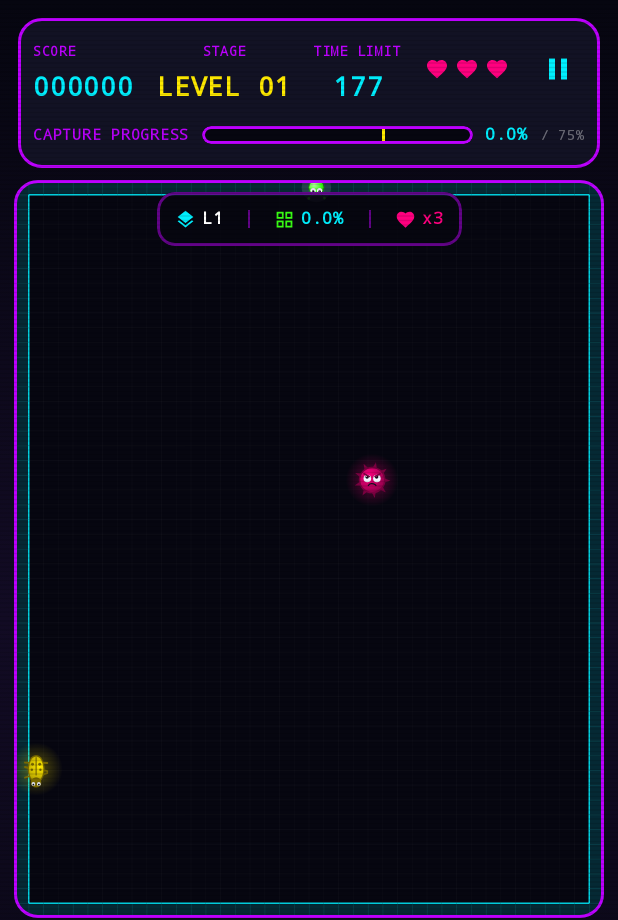
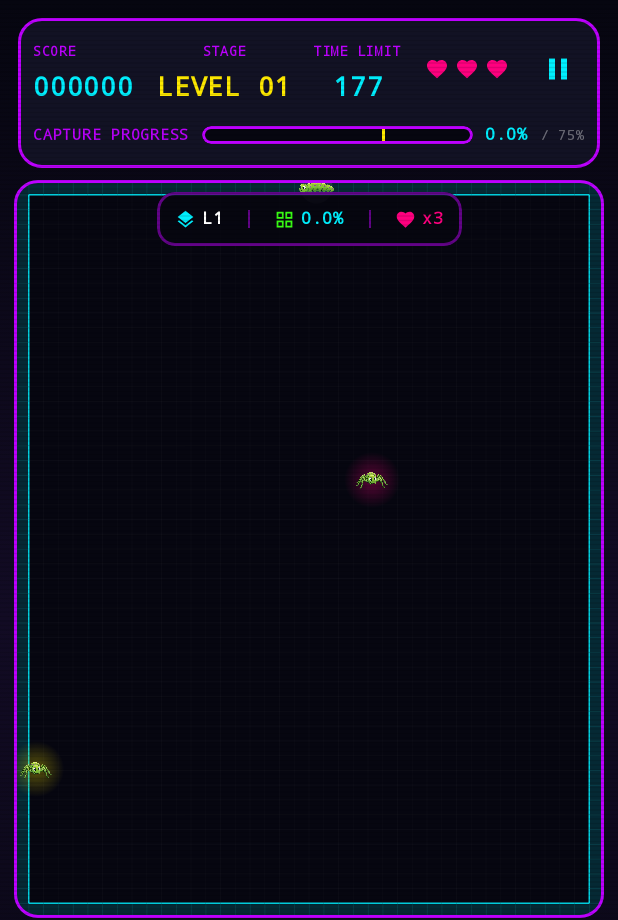
Before and after one commit to yanidv-lab/TerraFill, an Android app built with Jetpack Compose: the screen it shows after launch (MainActivity), after a tap on an icon or button, on a phone screen of 412 x 824 dp. Shown: the top 920 px of the screen. Run offline under Robolectric (Android 15) with nearby library versions, the phone set to English and light mode, and no system bars.

Commit message:
Use real character art: caterpillar player and spider enemy sprites
Replace the code-drawn characters with the user-provided cartoon art.

- Add transparent PNG sprites in res/drawable-nodpi (sprite_caterpillar,
  sprite_spider), background-removed from the source images via GrabCut
  segmentation and cropped to a tight alpha bounds.
- GameScreen: load the sprites with imageResource and draw them on the
  playfield via a new drawSprite() helper that scales to the cell size,
  preserves aspect, and rotates/mirrors. The caterpillar faces its travel
  direction (mirror for right, rotate for vertical); the spider is drawn
  upright with a soft colored glow and a gentle bob. Enemies of both types
  use the spider sprite for now.
- Remove GameSprites.kt (the code-drawn characters are no longer used) and
  the now-orphaned imports.

Delivers the Xonix-style look with recognizable characters instead of shapes.

Co-Authored-By: Claude Opus 4.8 <noreply@anthropic.com>
Claude-Session: https://claude.ai/code/session_0195eMAQJijxPPk8McQxVU27

```diff
--- a/app/src/main/java/com/example/ui/screens/GameScreen.kt
+++ b/app/src/main/java/com/example/ui/screens/GameScreen.kt
@@ -22,25 +22,76 @@ import androidx.compose.ui.geometry.lerp as lerpOffset
 import androidx.compose.ui.graphics.Brush
 import androidx.compose.ui.graphics.Color
 import androidx.compose.ui.graphics.Path
+import androidx.compose.ui.graphics.FilterQuality
+import androidx.compose.ui.graphics.ImageBitmap
 import androidx.compose.ui.graphics.StrokeCap
 import androidx.compose.ui.graphics.StrokeJoin
+import androidx.compose.ui.graphics.drawscope.DrawScope
 import androidx.compose.ui.graphics.drawscope.Stroke
 import androidx.compose.ui.graphics.drawscope.translate
+import androidx.compose.ui.graphics.drawscope.withTransform
 import androidx.compose.ui.input.pointer.pointerInput
 import androidx.compose.ui.platform.testTag
+import androidx.compose.ui.res.imageResource
 import androidx.compose.ui.text.font.FontFamily
 import androidx.compose.ui.text.font.FontWeight
 import androidx.compose.ui.text.style.TextAlign
+import androidx.compose.ui.unit.IntOffset
+import androidx.compose.ui.unit.IntSize
 import androidx.compose.ui.unit.dp
 import androidx.compose.ui.unit.sp
+import com.example.R
 import com.example.engine.*
 import com.example.ui.GameUiState
 import com.example.ui.theme.*
 import kotlin.math.abs
-import kotlin.math.atan2
 import kotlin.math.cos
 import kotlin.math.min
+import kotlin.math.roundToInt
 import kotlin.math.sin
+
+/** How many grid cells long the player caterpillar sprite is drawn (visual only; hitbox stays small). */
+private const val PLAYER_SPRITE_CELLS = 2.4f
+
+/** How many grid cells wide the enemy spider sprite is drawn. */
+private const val ENEMY_SPRITE_CELLS = 2.2f
+
+/**
+ * Draws an [image] centered at [center], scaled so its longer side spans [targetLongSide]
+ * pixels (aspect preserved), optionally rotated and/or horizontally mirrored.
+ */
+private fun DrawScope.drawSprite(
+    image: ImageBitmap,
+    center: Offset,
+    targetLongSide: Float,
+    rotationDeg: Float,
+    flipX: Boolean
+) {
+    val aspect = image.width.toFloat() / image.height.toFloat()
+    val dw: Float
+    val dh: Float
+    if (aspect >= 1f) {
+        dw = targetLongSide; dh = targetLongSide / aspect
+    } else {
+        dw = targetLongSide * aspect; dh = targetLongSide
+    }
+    withTransform({
+        rotate(rotationDeg, center)
+        if (flipX) scale(-1f, 1f, center)
+    }) {
+        drawImage(
+            image = image,
+            srcOffset = IntOffset.Zero,
+            srcSize = IntSize(image.width, image.height),
+            dstOffset = IntOffset(
+                (center.x - dw / 2f).roundToInt(),
+                (center.y - dh / 2f).roundToInt()
+            ),
+            dstSize = IntSize(dw.roundToInt(), dh.roundToInt()),
+            filterQuality = FilterQuality.High
+        )
+    }
+}
 
 /**
  * Interactive Playfield Screen for TerraFill.
@@ -402,6 +453,10 @@ fun Playfield(
         }
     }
 
+    // Character sprites (transparent PNGs in res/drawable-nodpi). Loaded once and reused.
+    val caterpillarSprite = ImageBitmap.imageResource(R.drawable.sprite_caterpillar)
+    val spiderSprite = ImageBitmap.imageResource(R.drawable.sprite_spider)
+
     Box(
         modifier = Modifier
             .fillMaxSize()
@@ -556,80 +611,65 @@ fun Playfield(
                     drawPath(trailPath, Color.White, alpha = 0.85f, style = stroke(cellMin * 0.15f))
                 }
 
-                // ---------- 5. Enemies (hand-drawn characters, see GameSprites.kt) ----------
+                // ---------- 5. Enemies: the spider sprite (drawn upright, gentle bob) ----------
                 for (enemy in state.enemies) {
                     val center = Offset(
                         ((enemy.x + 0.5) * cellW).toFloat(),
                         ((enemy.y + 0.5) * cellH).toFloat()
                     )
-                    if (enemy.type == "Bouncer") {
-                        drawSpikyBouncer(
+                    // A soft menacing glow so enemies pop against the dark field
+                    val glow = if (enemy.type == "Bouncer") NeonMagenta else NeonYellow
+                    drawCircle(
+                        brush = Brush.radialGradient(
+                            colors = listOf(glow.copy(alpha = 0.35f), Color.Transparent),
                             center = center,
-                            scale = cellMin,
-                            id = enemy.id,
-                            timeMs = now,
-                            lookAt = headCenter
-                        )
-                    } else {
-                        drawCrawlerBeetle(
-                            center = center,
-                            scale = cellMin,
-                            headingRad = atan2(enemy.vy, enemy.vx).toFloat(),
-                            id = enemy.id,
-                            timeMs = now
-                        )
-                    }
+                            radius = cellMin * 1.9f
+                        ),
+                        radius = cellMin * 1.9f,
+                        center = center
+                    )
+                    val bob = (sin(now / 180.0 + enemy.id) * cellMin * 0.08).toFloat()
+                    drawSprite(
+                        image = spiderSprite,
+                        center = center + Offset(0f, bob),
+                        targetLongSide = cellMin * ENEMY_SPRITE_CELLS,
+                        rotationDeg = 0f,
+                        flipX = false
+                    )
                 }
 
-                // ---------- 6. The player: a caterpillar with a face, antennae and feet ----------
+                // ---------- 6. The player: the caterpillar sprite, facing its direction ----------
                 if (headCenter != null) {
-                    val facing = when (state.playerDirection) {
-                        Direction.UP -> Offset(0f, -1f)
-                        Direction.DOWN -> Offset(0f, 1f)
-                        Direction.LEFT -> Offset(-1f, 0f)
-                        Direction.RIGHT -> Offset(1f, 0f)
-                        Direction.NONE -> if (hist.size >= 2) {
-                            Offset(
-                                (hist[0].first - hist[1].first).toFloat(),
-                                (hist[0].second - hist[1].second).toFloat()
-                            )
-                        } else {
-                            Offset(0f, 1f)
+                    val dir = if (state.playerDirection != Direction.NONE) {
+                        state.playerDirection
+                    } else if (hist.size >= 2) {
+                        // Infer facing from the last step when standing still
+                        when {
+                            hist[0].first < hist[1].first -> Direction.LEFT
+                            hist[0].first > hist[1].first -> Direction.RIGHT
+                            hist[0].second < hist[1].second -> Direction.UP
+                            else -> Direction.DOWN
                         }
-                    }
-                    val facingRad = atan2(facing.y, facing.x)
-
-                    // Soft glow under the whole creature
-                    drawCircle(Color.White, cellMin * 1.0f, headCenter, alpha = 0.12f)
-
-                    // Body segments follow the head along its recent path (tail drawn first,
-                    // so nearer segments overlap farther ones like a real caterpillar)
-                    val segmentCount = 6
-                    for (k in segmentCount downTo 1) {
-                        if (hist.size <= k) continue
-                        val from = hist.getOrNull(k + 1) ?: hist.last()
-                        val to = hist[k]
-                        val segCenter = lerpOffset(cellCenter(from), cellCenter(to), state.moveProgress)
-                        val segDirRad = atan2(
-                            (to.second - from.second).toFloat(),
-                            (to.first - from.first).toFloat()
-                        )
-                        val towardTail = k.toFloat() / (segmentCount + 1)
-                        val segRadius = cellMin * (0.42f - 0.16f * towardTail)
-                        drawCaterpillarSegment(
-                            center = segCenter,
-                            radius = segRadius,
-                            dirRad = segDirRad,
-                            phase = k * 1.9f,
-                            timeMs = now
-                        )
+                    } else {
+                        Direction.LEFT
                     }
 
-                    drawCaterpillarHead(
+                    // The source art faces LEFT. Mirror for RIGHT; rotate for vertical travel.
+                    val (rotationDeg, flipX) = when (dir) {
+                        Direction.LEFT -> 0f to false
+                        Direction.RIGHT -> 0f to true
+                        Direction.UP -> 90f to false
+                        Direction.DOWN -> 270f to false
+                        Direction.NONE -> 0f to false
+                    }
+
+                    drawCircle(Color.White, cellMin * 1.1f, headCenter, alpha = 0.12f) // soft glow
+                    drawSprite(
+                        image = caterpillarSprite,
                         center = headCenter,
-                        radius = cellMin * 0.52f,
-                        facingRad = facingRad,
-                        timeMs = now
+                        targetLongSide = cellMin * PLAYER_SPRITE_CELLS,
+                        rotationDeg = rotationDeg,
+                        flipX = flipX
                     )
                 }
             }
--- a/app/src/main/java/com/example/ui/screens/GameSprites.kt
+++ /dev/null
@@ -1,308 +0,0 @@
-package com.example.ui.screens
-
-import androidx.compose.ui.geometry.Offset
-import androidx.compose.ui.geometry.Size
-import androidx.compose.ui.graphics.Brush
-import androidx.compose.ui.graphics.Color
-import androidx.compose.ui.graphics.Path
-import androidx.compose.ui.graphics.drawscope.DrawScope
-import androidx.compose.ui.graphics.drawscope.Stroke
-import androidx.compose.ui.graphics.drawscope.rotate
-import androidx.compose.ui.graphics.StrokeCap
-import com.example.ui.theme.NeonGreen
-import com.example.ui.theme.NeonMagenta
-import com.example.ui.theme.NeonYellow
-import kotlin.math.cos
-import kotlin.math.sin
-
-/**
- * Hand-drawn vector characters for TerraFill.
- *
- * Everything here is drawn with Canvas primitives (no image assets), so the
- * characters scale crisply with any grid/cell size and can be animated per frame.
- * Sprites are intentionally drawn LARGER than their engine hitboxes: readable
- * characters matter more than pixel-accurate hitbox visuals, and an oversized
- * sprite with a smaller hitbox always errs in the player's favor.
- */
-
-// Character shading palette (darker companions to the neon theme colors)
-private val BouncerDark = Color(0xFF7A0040)
-private val CrawlerDark = Color(0xFF7A6900)
-private val CaterpillarDark = Color(0xFF157A08)
-private val EyeWhite = Color(0xFFF4F7FF)
-private val EyeDark = Color(0xFF10101E)
-
-private fun polar(angleRad: Float, dist: Float) = Offset(cos(angleRad) * dist, sin(angleRad) * dist)
-
-private fun Offset.normalizedOrZero(): Offset {
-    val d = kotlin.math.hypot(x, y)
-    return if (d > 1e-4f) Offset(x / d, y / d) else Offset.Zero
-}
-
-/**
- * The Bouncer: an angry spiky mine. The spike ring spins slowly; the face stays
- * upright and its pupils track the player.
- *
- * @param scale one grid cell in pixels; the body is drawn ~1.7 cells wide.
- * @param lookAt world position the eyes should track (usually the player head).
- */
-fun DrawScope.drawSpikyBouncer(
-    center: Offset,
-    scale: Float,
-    id: Int,
-    timeMs: Long,
-    lookAt: Offset?
-) {
-    val bodyR = scale * 0.85f * (1f + 0.05f * sin(timeMs / 220.0 + id).toFloat())
-
-    // Soft glow
-    drawCircle(
-        brush = Brush.radialGradient(
-            colors = listOf(NeonMagenta.copy(alpha = 0.4f), Color.Transparent),
-            center = center,
-            radius = bodyR * 2.1f
-        ),
-        radius = bodyR * 2.1f,
-        center = center
-    )
-
-    // Spinning spike ring
-    val spin = ((timeMs / 25f) + id * 37f) % 360f
-    rotate(degrees = spin, pivot = center) {
-        val spikes = Path()
-        val count = 9
-        for (i in 0 until count) {
-            val a = (i * 2.0 * Math.PI / count).toFloat()
-            val tip = center + polar(a, bodyR * 1.45f)
-            val base1 = center + polar(a - 0.22f, bodyR * 0.9f)
-            val base2 = center + polar(a + 0.22f, bodyR * 0.9f)
-            spikes.moveTo(base1.x, base1.y)
-            spikes.lineTo(tip.x, tip.y)
-            spikes.lineTo(base2.x, base2.y)
-        }
-        drawPath(spikes, BouncerDark)
-    }
-
-    // Shaded body sphere
-    drawCircle(
-        brush = Brush.radialGradient(
-            colors = listOf(NeonMagenta, BouncerDark),
-            center = center + Offset(-bodyR * 0.3f, -bodyR * 0.35f),
-            radius = bodyR * 1.8f
-        ),
-        radius = bodyR,
-        center = center
-    )
-    drawCircle(BouncerDark, bodyR, center, style = Stroke(width = bodyR * 0.12f))
-
-    // Face: two big eyes with tracking pupils and angry brows
-    val eyeSpread = bodyR * 0.38f
-    val eyeR = bodyR * 0.3f
-    for (side in intArrayOf(-1, 1)) {
-        val eyeC = center + Offset(side * eyeSpread, -bodyR * 0.12f)
-        drawCircle(EyeWhite, eyeR, eyeC)
-        val gaze = if (lookAt != null) {
-            (lookAt - eyeC).normalizedOrZero() * (eyeR * 0.4f)
-        } else {
-            polar((timeMs / 600f + id), eyeR * 0.3f)
-        }
-        drawCircle(EyeDark, eyeR * 0.45f, eyeC + gaze)
-        drawCircle(EyeWhite, eyeR * 0.14f, eyeC + gaze + Offset(-eyeR * 0.15f, -eyeR * 0.15f))
-        // Brow slanting in toward the nose = angry
-        drawLine(
-            color = BouncerDark,
-            start = eyeC + Offset(side * eyeR * 0.9f, -eyeR * 1.25f),
-            end = eyeC + Offset(-side * eyeR * 0.5f, -eyeR * 0.55f),
-            strokeWidth = bodyR * 0.13f,
-            cap = StrokeCap.Round
-        )
-    }
-
-    // Grumpy mouth
-    drawArc(
-        color = EyeDark,
-        startAngle = 200f,
-        sweepAngle = 140f,
-        useCenter = false,
-        topLeft = center + Offset(-bodyR * 0.32f, bodyR * 0.3f),
-        size = Size(bodyR * 0.64f, bodyR * 0.42f),
-        style = Stroke(width = bodyR * 0.1f, cap = StrokeCap.Round)
-    )
-}
-
-/**
- * The Crawler: a beetle that patrols the walls. Body and legs rotate to face its
- * heading; the legs scuttle as it moves.
- *
- * @param scale one grid cell in pixels; the beetle is ~2 cells long.
- * @param headingRad direction of travel in radians (0 = +x, screen coordinates).
- */
-fun DrawScope.drawCrawlerBeetle(
-    center: Offset,
-    scale: Float,
-    headingRad: Float,
-    id: Int,
-    timeMs: Long
-) {
-    val halfL = scale * 0.95f
-    val halfW = scale * 0.58f
-
-    // Soft glow
-    drawCircle(
-        brush = Brush.radialGradient(
-            colors = listOf(NeonYellow.copy(alpha = 0.35f), Color.Transparent),
-            center = center,
-            radius = halfL * 1.9f
-        ),
-        radius = halfL * 1.9f,
-        center = center
-    )
-
-    val degrees = Math.toDegrees(headingRad.toDouble()).toFloat()
-    rotate(degrees = degrees, pivot = center) {
-        // Scuttling legs: three per side, alternating phase
-        val legW = scale * 0.13f
-        for (i in -1..1) {
-            val legX = center.x + i * halfL * 0.45f
-            val wiggle = (sin(timeMs / 70.0 + id + i * 2.1) * halfL * 0.18).toFloat()
-            drawLine(
-                color = CrawlerDark,
-                start = Offset(legX, center.y - halfW * 0.5f),
-                end = Offset(legX + wiggle, center.y - halfW * 1.3f),
-                strokeWidth = legW,
-                cap = StrokeCap.Round
-            )
-            drawLine(
-                color = CrawlerDark,
-                start = Offset(legX, center.y + halfW * 0.5f),
-                end = Offset(legX - wiggle, center.y + halfW * 1.3f),
-                strokeWidth = legW,
-                cap = StrokeCap.Round
-            )
-        }
-
-        // Shell (dark outline oval under a bright shell oval)
-        drawOval(
-            color = CrawlerDark,
-            topLeft = Offset(center.x - halfL, center.y - halfW),
-            size = Size(halfL * 2f, halfW * 2f)
-        )
-        drawOval(
-            brush = Brush.radialGradient(
-                colors = listOf(NeonYellow, CrawlerDark),
-                center = center + Offset(-halfL * 0.2f, -halfW * 0.4f),
-                radius = halfL * 1.9f
-            ),
-            topLeft = Offset(center.x - halfL * 0.9f, center.y - halfW * 0.85f),
-            size = Size(halfL * 1.8f, halfW * 1.7f)
-        )
-
-        // Wing split line + spots
-        drawLine(
-            color = CrawlerDark,
-            start = Offset(center.x - halfL * 0.85f, center.y),
-            end = Offset(center.x + halfL * 0.45f, center.y),
-            strokeWidth = scale * 0.08f
-        )
-        drawCircle(CrawlerDark, scale * 0.1f, center + Offset(-halfL * 0.35f, -halfW * 0.42f))
-        drawCircle(CrawlerDark, scale * 0.1f, center + Offset(-halfL * 0.35f, halfW * 0.42f))
-        drawCircle(CrawlerDark, scale * 0.08f, center + Offset(halfL * 0.05f, -halfW * 0.5f))
-        drawCircle(CrawlerDark, scale * 0.08f, center + Offset(halfL * 0.05f, halfW * 0.5f))
-
-        // Head at the front with forward-looking eyes
-        val headC = Offset(center.x + halfL * 0.95f, center.y)
-        drawCircle(CrawlerDark, halfW * 0.6f, headC)
-        for (side in intArrayOf(-1, 1)) {
-            val eyeC = headC + Offset(halfW * 0.18f, side * halfW * 0.32f)
-            drawCircle(EyeWhite, halfW * 0.22f, eyeC)
-            drawCircle(EyeDark, halfW * 0.11f, eyeC + Offset(halfW * 0.08f, 0f))
-        }
-    }
-}
-
-/**
- * One body segment of the player caterpillar: a shaded green sphere with a pair
- * of stubby walking feet.
- *
- * @param radius segment radius in pixels.
- * @param dirRad travel direction of this segment along the path, in radians.
- * @param phase per-segment phase so the feet alternate like a real gait.
- */
-fun DrawScope.drawCaterpillarSegment(
-    center: Offset,
-    radius: Float,
-    dirRad: Float,
-    phase: Float,
-    timeMs: Long
-) {
-    val perp = dirRad + (Math.PI / 2).toFloat()
-    val step = (sin(timeMs / 80.0 + phase) * radius * 0.4).toFloat()
-
-    // Feet (under the body, alternating forward/back)
-    val footR = radius * 0.26f
-    drawCircle(CaterpillarDark, footR, center + polar(perp, radius * 0.95f) + polar(dirRad, step))
-    drawCircle(CaterpillarDark, footR, center - polar(perp, radius * 0.95f) - polar(dirRad, step))
-
-    // Shaded body sphere
-    drawCircle(
-        brush = Brush.radialGradient(
-            colors = listOf(Color(0xFF8CFF70), NeonGreen, CaterpillarDark),
-            center = center + Offset(-radius * 0.3f, -radius * 0.35f),
-            radius = radius * 1.8f
-        ),
-        radius = radius,
-        center = center
-    )
-    drawCircle(CaterpillarDark, radius, center, style = Stroke(width = radius * 0.14f))
-}
-
-/**
- * The player caterpillar's head: bright green sphere, waving antennae, and big
- * friendly eyes that look where it's going.
- *
- * @param facingRad direction the head is looking, in radians.
- */
-fun DrawScope.drawCaterpillarHead(
-    center: Offset,
-    radius: Float,
-    facingRad: Float,
-    timeMs: Long
-) {
-    // Antennae, waving slightly out of phase
-    for (side in intArrayOf(-1, 1)) {
-        val wave = (sin(timeMs / 180.0 + side) * 0.15).toFloat()
-        val angle = facingRad + side * 0.5f + wave
-        val base = center + polar(angle, radius * 0.75f)
-        val tip = center + polar(angle, radius * 1.75f)
-        drawLine(
-            color = CaterpillarDark,
-            start = base,
-            end = tip,
-            strokeWidth = radius * 0.13f,
-            cap = StrokeCap.Round
-        )
-        drawCircle(NeonGreen, radius * 0.18f, tip)
-    }
-
-    // Head sphere (brighter than the body)
-    drawCircle(
-        brush = Brush.radialGradient(
-            colors = listOf(Color(0xFFB6FFA3), NeonGreen, CaterpillarDark),
-            center = center + Offset(-radius * 0.3f, -radius * 0.35f),
-            radius = radius * 1.9f
-        ),
-        radius = radius,
-        center = center
-    )
-    drawCircle(CaterpillarDark, radius, center, style = Stroke(width = radius * 0.12f))
-
-    // Big friendly eyes looking in the travel direction
-    val perp = facingRad + (Math.PI / 2).toFloat()
-    val eyeR = radius * 0.34f
-    for (side in intArrayOf(-1, 1)) {
-        val eyeC = center + polar(facingRad, radius * 0.42f) + polar(perp, side * radius * 0.42f)
-        drawCircle(EyeWhite, eyeR, eyeC)
-        drawCircle(EyeDark, eyeR * 0.5f, eyeC + polar(facingRad, eyeR * 0.35f))
-        drawCircle(EyeWhite, eyeR * 0.16f, eyeC + polar(facingRad, eyeR * 0.35f) + Offset(-eyeR * 0.18f, -eyeR * 0.18f))
-    }
-}
```
Also changed, not shown: app/src/main/res/drawable-nodpi/sprite_caterpillar.png (added), app/src/main/res/drawable-nodpi/sprite_spider.png (added).
